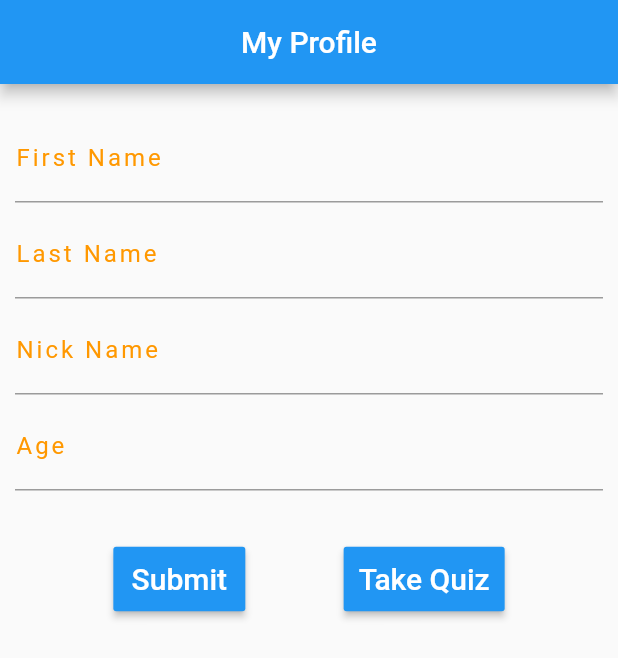
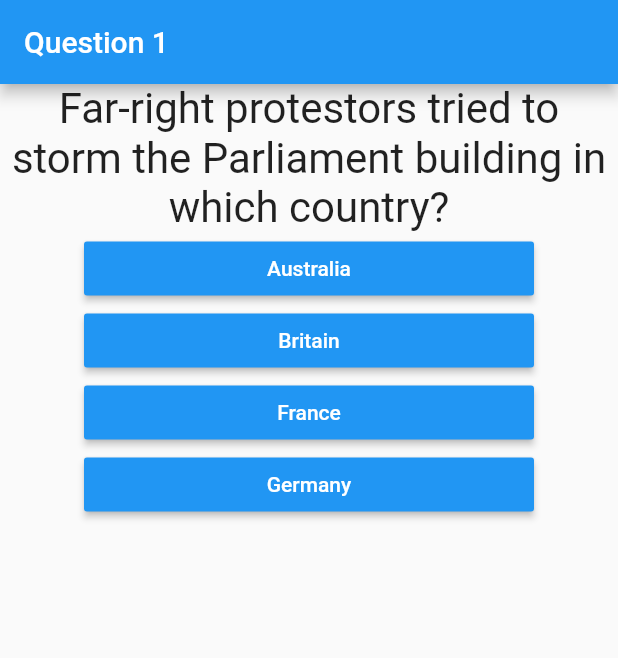
Before and after one commit to dhvaneshshah97/Quiz_App_Flutter, a Flutter app: the screen it shows after launch, after a tap on "Take Quiz", on a phone screen of 412 x 824 dp. Shown: the top 658 px of the screen. Run offline on Flutter 3.47's test engine with Material 2 defaults, Android fonts, the phone set to English and light mode, and no system bars; our stand-ins replace flutter_spinkit.

Commit message:
Display questions in 'quiz' widget

```diff
--- /dev/null
+++ b/lib/answer.dart
@@ -0,0 +1,21 @@
+import 'package:flutter/material.dart';
+
+class Answer extends StatelessWidget {
+  final Function selectHandler;
+  final String answerText;
+
+  Answer(this.selectHandler, this.answerText);
+
+  @override
+  Widget build(BuildContext context) {
+    return Container(
+      width: 300.0,
+      child: RaisedButton(
+        onPressed: selectHandler,
+        child: Text(answerText),
+        textColor: Colors.white,
+        color: Colors.blue,
+      ),
+    );
+  }
+}
--- a/lib/home.dart
+++ b/lib/home.dart
@@ -1,3 +1,4 @@
+import 'package:CoolQuiz/quiz.dart';
 import 'package:flutter/material.dart';
 
 class HomePage extends StatefulWidget {
@@ -24,6 +25,7 @@ class _HomePageState extends State<HomePage> {
           child: Column(
             children: [
               TextField(
+                controller: firstnameController,
                 decoration: InputDecoration(
                     labelText: 'First Name',
                     labelStyle: TextStyle(
@@ -37,6 +39,7 @@ class _HomePageState extends State<HomePage> {
                 height: 5.0,
               ),
               TextField(
+                controller: lastnameController,
                 decoration: InputDecoration(
                     labelText: 'Last Name',
                     labelStyle: TextStyle(
@@ -50,6 +53,7 @@ class _HomePageState extends State<HomePage> {
                 height: 5.0,
               ),
               TextField(
+                controller: nicknameController,
                 decoration: InputDecoration(
                     labelText: 'Nick Name',
                     labelStyle: TextStyle(
@@ -66,6 +70,7 @@ class _HomePageState extends State<HomePage> {
                 height: 5.0,
               ),
               TextField(
+                controller: ageController,
                 decoration: InputDecoration(
                     labelText: 'Age',
                     labelStyle: TextStyle(
@@ -95,7 +100,11 @@ class _HomePageState extends State<HomePage> {
                     padding: EdgeInsets.all(10.0),
                   ),
                   RaisedButton(
-                    onPressed: () {},
+                    onPressed: () {
+                      Navigator.of(context).pushReplacement(MaterialPageRoute(
+                        builder: (context) => Quiz(),
+                      ));
+                    },
                     textColor: Colors.white,
                     color: Colors.blue,
                     child: Text(
--- /dev/null
+++ b/lib/question.dart
@@ -0,0 +1,18 @@
+import 'package:flutter/material.dart';
+
+class Question extends StatelessWidget {
+  final String questionText;
+
+  Question(this.questionText);
+
+  @override
+  Widget build(BuildContext context) {
+    return Container(
+      child: Text(
+        questionText,
+        style: TextStyle(fontSize: 28.0),
+        textAlign: TextAlign.center,
+      ),
+    );
+  }
+}
--- /dev/null
+++ b/lib/quiz.dart
@@ -0,0 +1,67 @@
+import 'package:CoolQuiz/answer.dart';
+import 'package:CoolQuiz/question.dart';
+import 'package:flutter/material.dart';
+
+class Quiz extends StatefulWidget {
+  @override
+  _QuizState createState() => _QuizState();
+}
+
+class _QuizState extends State<Quiz> {
+  final questions = const [
+    {
+      'questionText':
+          'Far-right protestors tried to storm the Parliament building in which country?',
+      'answers': ['Australia', 'Britain', 'France', 'Germany'],
+    },
+    {
+      'questionText':
+          'Why did Shinzo Abe, prime minister of Japan, resign from office?',
+      'answers': ['An extramarital affair', 'Fraud', 'Illness', 'Protests'],
+    },
+    {
+      'questionText':
+          'What did two commercial jet pilots reported seeing in the busy airspace near Los Angeles International Airport?',
+      'answers': [
+        'An attack drone',
+        'A man with a jetpack',
+        'A girl attached to a kite',
+        'A U.F.O.'
+      ],
+    },
+    {
+      'questionText':
+          'After more than seven decades of absence, jaguars are being reintroduced into the wetlands of which country?',
+      'answers': ['Argentina', 'Belize', 'Colombia', 'Mexico'],
+    },
+  ];
+
+  var _questionIndex = 0;
+
+  void _answerQuestion() {
+    setState(() {
+      _questionIndex = _questionIndex + 1;
+    });
+    print(_questionIndex);
+  }
+
+  @override
+  Widget build(BuildContext context) {
+    return Scaffold(
+      appBar: AppBar(
+        title: Text("Question 1"),
+      ),
+      body: Column(
+        children: [
+          Question(
+            questions[_questionIndex]['questionText'],
+          ),
+          ...(questions[_questionIndex]['answers'] as List<String>)
+              .map((answer) {
+            return Answer(_answerQuestion, answer);
+          }).toList()
+        ],
+      ),
+    );
+  }
+}
```
